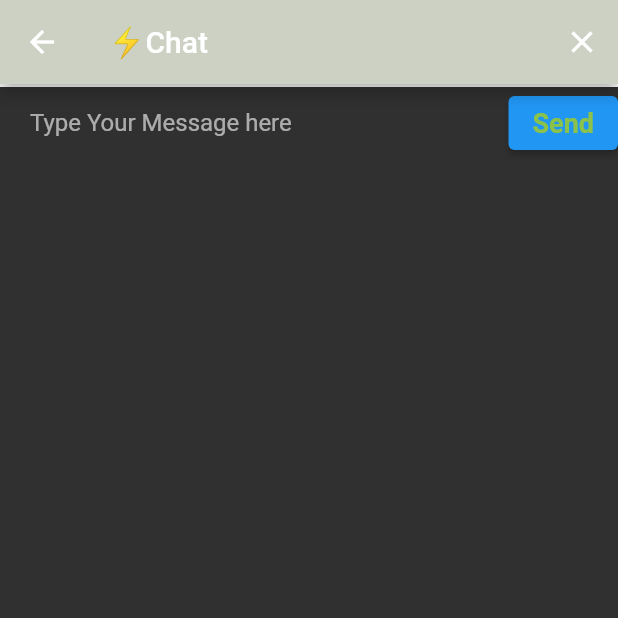
After one commit to JeromeRufus/Chat_App, a Flutter app: the Chat_Screen screen opened by its route, on a phone screen of 412 x 824 dp, the top half of it. The commit adds this screen. Run offline on Flutter 3.47's test engine with Material 2 defaults, Android fonts, the phone set to English and light mode, and no system bars.

Commit message:
second_commit

```diff
--- /dev/null
+++ b/lib/Screens/chat_screen.dart
@@ -0,0 +1,60 @@
+import 'package:chat_app/constants.dart';
+import 'package:flutter/gestures.dart';
+import 'package:flutter/material.dart';
+import 'package:flutter/rendering.dart';
+
+class Chat_Screen extends StatefulWidget {
+  static String routename = 'chat_screen';
+  const Chat_Screen({super.key});
+
+  @override
+  State<Chat_Screen> createState() => _Chat_ScreenState();
+}
+
+class _Chat_ScreenState extends State<Chat_Screen> {
+  @override
+  Widget build(BuildContext context) {
+    return Scaffold(
+      appBar: AppBar(
+        leading: null,
+        actions: [
+          IconButton(
+            onPressed: () {},
+            icon: Icon(Icons.close),
+          )
+        ],
+        title: Text('⚡️Chat'),
+        backgroundColor: Color(0xFFCDD1C4),
+      ),
+      body: SafeArea(
+        child: Column(
+          mainAxisAlignment: MainAxisAlignment.spaceBetween,
+          crossAxisAlignment: CrossAxisAlignment.stretch,
+          children: [
+            Container(
+              decoration: kMessageContainerDecoration,
+              child: Row(
+                crossAxisAlignment: CrossAxisAlignment.center,
+                children: [
+                  Expanded(
+                    child: TextField(
+                      onChanged: (value) {},
+                      decoration: kMessageTextFieldDecoration,
+                    ),
+                  ),
+                  ElevatedButton(
+                    onPressed: () {},
+                    child: Text(
+                      'Send',
+                      style: KSendButtonTextStyle,
+                    ),
+                  ),
+                ],
+              ),
+            )
+          ],
+        ),
+      ),
+    );
+  }
+}
--- a/lib/Screens/login_screen.dart
+++ b/lib/Screens/login_screen.dart
@@ -1,6 +1,7 @@
 import 'package:flutter/material.dart';
 
 class LoginScreen extends StatefulWidget {
+  static String routename = 'login_screen';
   const LoginScreen({super.key});
 
   @override
--- a/lib/Screens/registration_screen.dart
+++ b/lib/Screens/registration_screen.dart
@@ -3,6 +3,7 @@ import 'package:flutter/src/widgets/framework.dart';
 import 'package:flutter/src/widgets/placeholder.dart';
 
 class RegistrationScreen extends StatefulWidget {
+  static String routename = 'registration_screen';
   const RegistrationScreen({super.key});
 
   @override
--- a/pubspec.yaml
+++ b/pubspec.yaml
@@ -59,8 +59,9 @@ flutter:
   uses-material-design: true
 
   # To add assets to your application, add an assets section, like this:
-  # assets:
-  #   - images/a_dot_burr.jpeg
+  assets:
+      - assets/images/24450.png
+      - assets/images/kill.png
   #   - images/a_dot_ham.jpeg
 
   # An image asset can refer to one or more resolution-specific "variants", see
```
Also changed, not shown: lib/Screens/welcome_screen.dart (+12 -10 lines), lib/main.dart (+11 -4 lines), assets/images/25540.png (added), assets/images/kill.png (added), 1 other file.
